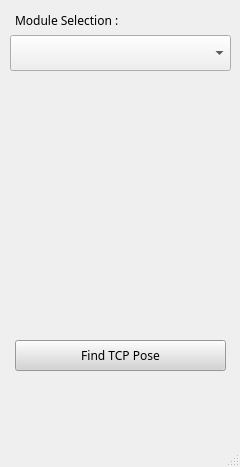
The window that python/monitor/pdm_window.ui (yes89929/flame_robotics_drt---pdm) describes before a commit, drawn with Qt 5.
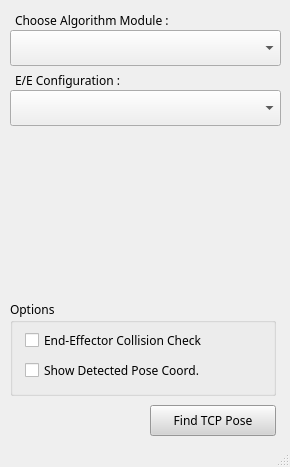
The same window after the commit. Icons and pictures are not drawn.

Patch:
```diff
--- a/python/monitor/pdm_window.ui
+++ b/python/monitor/pdm_window.ui
@@ -7,7 +7,7 @@
    <rect>
     <x>0</x>
     <y>0</y>
-    <width>240</width>
+    <width>290</width>
     <height>467</height>
    </rect>
   </property>
@@ -33,9 +33,9 @@
    <widget class="QPushButton" name="btn_find_pose">
     <property name="geometry">
      <rect>
-      <x>15</x>
-      <y>340</y>
-      <width>211</width>
+      <x>150</x>
+      <y>405</y>
+      <width>126</width>
       <height>31</height>
      </rect>
     </property>
@@ -56,8 +56,8 @@
     <property name="geometry">
      <rect>
       <x>10</x>
-      <y>35</y>
-      <width>221</width>
+      <y>30</y>
+      <width>271</width>
       <height>36</height>
      </rect>
     </property>
@@ -72,7 +72,69 @@
      </rect>
     </property>
     <property name="text">
-     <string>Module Selection :</string>
+     <string>Choose Algorithm Module :</string>
+    </property>
+   </widget>
+   <widget class="QGroupBox" name="groupBox">
+    <property name="geometry">
+     <rect>
+      <x>10</x>
+      <y>300</y>
+      <width>266</width>
+      <height>96</height>
+     </rect>
+    </property>
+    <property name="title">
+     <string>Options</string>
+    </property>
+    <widget class="QCheckBox" name="chk_endeffector_collision_check">
+     <property name="geometry">
+      <rect>
+       <x>15</x>
+       <y>30</y>
+       <width>236</width>
+       <height>21</height>
+      </rect>
+     </property>
+     <property name="text">
+      <string>End-Effector Collision Check</string>
+     </property>
+    </widget>
+    <widget class="QCheckBox" name="chk_show_detected_pose_coord">
+     <property name="geometry">
+      <rect>
+       <x>15</x>
+       <y>60</y>
+       <width>236</width>
+       <height>21</height>
+      </rect>
+     </property>
+     <property name="text">
+      <string>Show Detected Pose Coord.</string>
+     </property>
+    </widget>
+   </widget>
+   <widget class="QLabel" name="label_2">
+    <property name="geometry">
+     <rect>
+      <x>15</x>
+      <y>70</y>
+      <width>211</width>
+      <height>21</height>
+     </rect>
+    </property>
+    <property name="text">
+     <string>E/E Configuration :</string>
+    </property>
+   </widget>
+   <widget class="QComboBox" name="cbx_endeffector_config">
+    <property name="geometry">
+     <rect>
+      <x>10</x>
+      <y>90</y>
+      <width>271</width>
+      <height>36</height>
+     </rect>
     </property>
    </widget>
   </widget>
```
